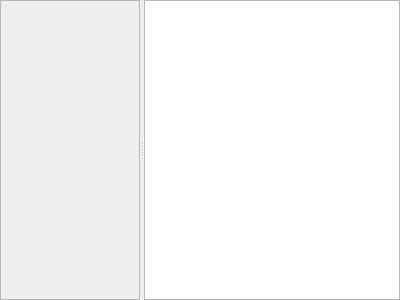
This is uicafbuildertab.ui in ComfyKernel/comfytool as Qt 5 draws it before an edit. The edited form follows.
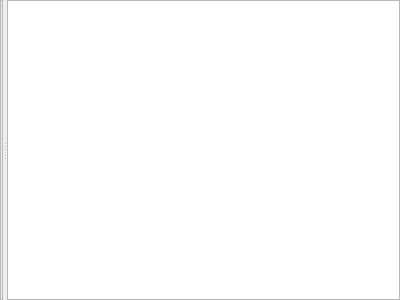
This is the edited form.

Commit message: More tweaking for the CAF Builder panels + fixes for unsaved changes detection

Diff of the .ui file:
```diff
--- a/uicafbuildertab.ui
+++ b/uicafbuildertab.ui
@@ -33,8 +33,8 @@
      </property>
      <widget class="QFrame" name="fr_panel">
       <property name="sizePolicy">
-       <sizepolicy hsizetype="Minimum" vsizetype="Expanding">
-        <horstretch>2</horstretch>
+       <sizepolicy hsizetype="Preferred" vsizetype="Expanding">
+        <horstretch>1</horstretch>
         <verstretch>0</verstretch>
        </sizepolicy>
       </property>
@@ -64,8 +64,8 @@
      </widget>
      <widget class="QWidget" name="widget" native="true">
       <property name="sizePolicy">
-       <sizepolicy hsizetype="Expanding" vsizetype="Preferred">
-        <horstretch>0</horstretch>
+       <sizepolicy hsizetype="Preferred" vsizetype="Expanding">
+        <horstretch>1</horstretch>
         <verstretch>0</verstretch>
        </sizepolicy>
       </property>
@@ -85,11 +85,23 @@
        <item row="0" column="0">
         <widget class="QListWidget" name="lw_lumps">
          <property name="sizePolicy">
-          <sizepolicy hsizetype="Expanding" vsizetype="Expanding">
-           <horstretch>4</horstretch>
+          <sizepolicy hsizetype="MinimumExpanding" vsizetype="Expanding">
+           <horstretch>1</horstretch>
            <verstretch>0</verstretch>
           </sizepolicy>
          </property>
+         <property name="minimumSize">
+          <size>
+           <width>300</width>
+           <height>0</height>
+          </size>
+         </property>
+         <property name="baseSize">
+          <size>
+           <width>400</width>
+           <height>0</height>
+          </size>
+         </property>
         </widget>
        </item>
       </layout>
```
Left out of the diff: 12 changed lines with no effect on the pictures. The commit also changes 7 other files.
